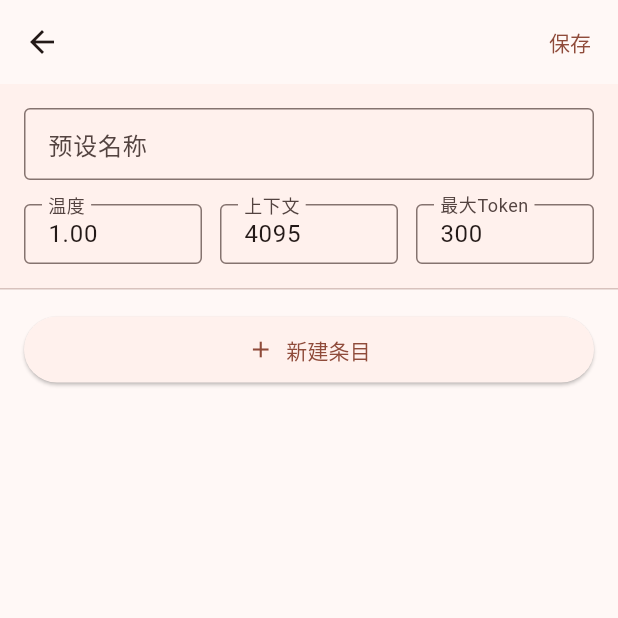
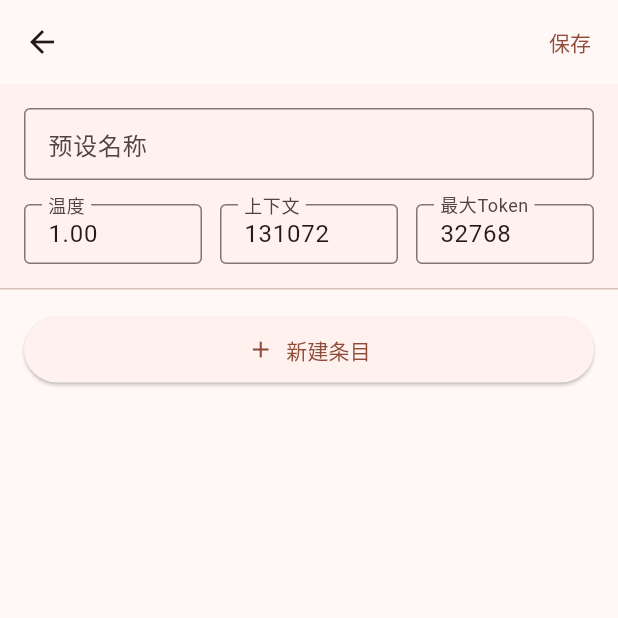
Before and after one commit to adoretes/PocketInn, a Flutter app: the PresetEditPage screen opened directly with empty values, on a phone screen of 412 x 824 dp, the top half of it. Run offline on Flutter 3.47's test engine with Material 3 defaults, Android fonts, the phone set to English and light mode, and no system bars; our stand-ins replace file_picker, flutter_markdown_plus, flutter_slidable, package_info_plus, shared_preferences, sqflite_common_ffi; missing offline and left inert: markdown; accounts and stored records are empty; network calls fail; statements that could not run were skipped.

Commit message:
锁定默认预设

```diff
--- a/assets/Default.json
+++ b/assets/Default.json
@@ -7,8 +7,8 @@
     "top_a": 0,
     "min_p": 0,
     "repetition_penalty": 1,
-    "openai_max_context": 4095,
-    "openai_max_tokens": 300,
+    "openai_max_context": 131072,
+    "openai_max_tokens": 32768,
     "wrap_in_quotes": false,
     "names_behavior": 0,
     "send_if_empty": "",
--- a/lib/models/preset.dart
+++ b/lib/models/preset.dart
@@ -213,8 +213,8 @@ class Preset {
     this.topA = 0.0,
     this.minP = 0.0,
     this.repetitionPenalty = 1.0,
-    this.openaiMaxContext = 4095,
-    this.openaiMaxTokens = 300,
+    this.openaiMaxContext = 131072,
+    this.openaiMaxTokens = 32768,
     List<PresetPromptOrderGroup>? promptOrderGroups,
     this.activePromptOrderCharacterId,
     Map<String, dynamic>? extra,
@@ -274,8 +274,8 @@ class Preset {
       topA: (map['topA'] as num? ?? 0.0).toDouble(),
       minP: (map['minP'] as num? ?? 0.0).toDouble(),
       repetitionPenalty: (map['repetitionPenalty'] as num? ?? 1.0).toDouble(),
-      openaiMaxContext: _readInt(map['openaiMaxContext'], fallback: 4095),
-      openaiMaxTokens: _readInt(map['openaiMaxTokens'], fallback: 300),
+      openaiMaxContext: _readInt(map['openaiMaxContext'], fallback: 131072),
+      openaiMaxTokens: _readInt(map['openaiMaxTokens'], fallback: 32768),
       updatedAt:
           DateTime.tryParse(map['updatedAt'] as String? ?? '') ??
           DateTime.now(),
@@ -334,8 +334,8 @@ class Preset {
       topA: (map['top_a'] as num? ?? 0.0).toDouble(),
       minP: (map['min_p'] as num? ?? 0.0).toDouble(),
       repetitionPenalty: (map['repetition_penalty'] as num? ?? 1.0).toDouble(),
-      openaiMaxContext: _readInt(map['openai_max_context'], fallback: 4095),
-      openaiMaxTokens: _readInt(map['openai_max_tokens'], fallback: 300),
+      openaiMaxContext: _readInt(map['openai_max_context'], fallback: 131072),
+      openaiMaxTokens: _readInt(map['openai_max_tokens'], fallback: 32768),
       prompts: orderedPrompts,
       promptOrderGroups: promptOrderGroups,
       activePromptOrderCharacterId: activePromptOrderGroup?.characterId,
```
Also changed, not shown: lib/pages/chat_page.dart (+9 -5 lines), lib/pages/preset_page.dart (+26 -0 lines).
